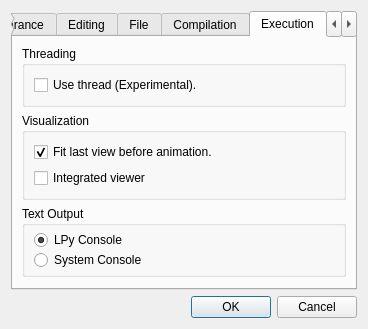
openalea/lpy, file src/openalea/lpy/gui/lpyprefwidget.ui: the form before one commit.
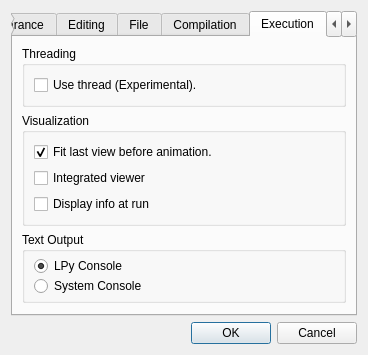
The form after the commit. The open tabs and pages were chosen to show the change.

```diff
--- a/src/openalea/lpy/gui/lpyprefwidget.ui
+++ b/src/openalea/lpy/gui/lpyprefwidget.ui
@@ -463,6 +463,13 @@
             </property>
            </widget>
           </item>
+          <item>
+           <widget class="QCheckBox" name="visuInfoEdit">
+            <property name="text">
+             <string>Display info at run</string>
+            </property>
+           </widget>
+          </item>
          </layout>
         </widget>
        </item>
```
